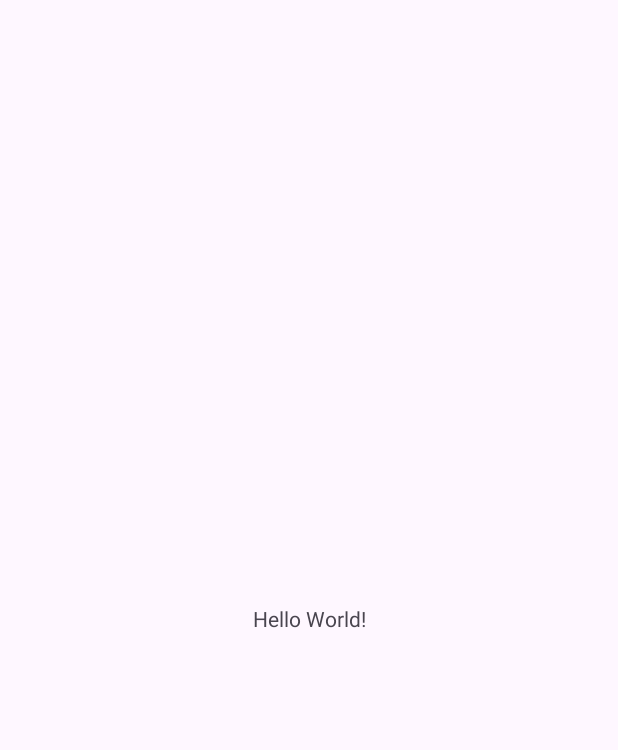
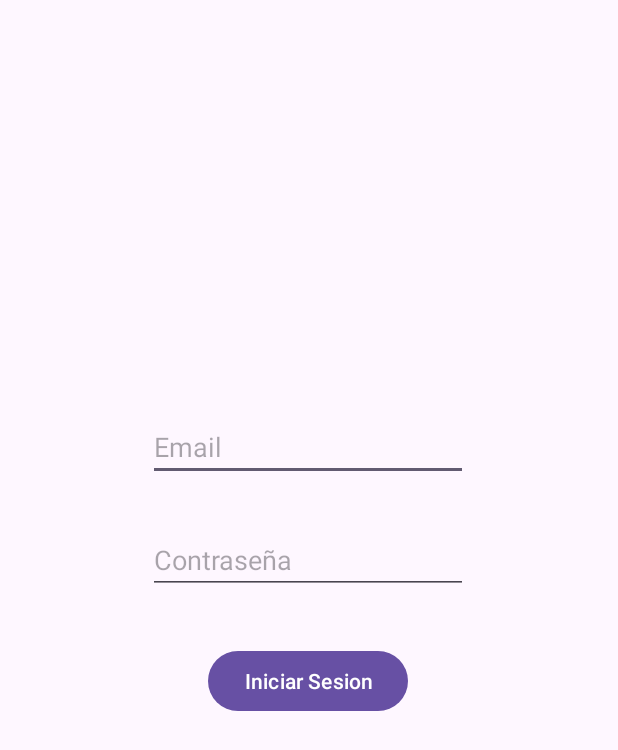
Before and after one commit to MarkosMartinez/TrafikApp-Android, an Android app: the screen it shows after launch (MainActivity), on a phone screen of 412 x 824 dp. Before the commit the part shown is almost empty. Shown: the top 750 px of the screen. Run offline under Robolectric (Android 15) with nearby library versions, the phone set to English and light mode, and no system bars.

Commit message:
Empezando con el login

```diff
--- a/app/src/main/AndroidManifest.xml
+++ b/app/src/main/AndroidManifest.xml
@@ -2,6 +2,8 @@
 <manifest xmlns:android="http://schemas.android.com/apk/res/android"
     xmlns:tools="http://schemas.android.com/tools">
 
+    <uses-permission android:name="android.permission.INTERNET" />
+    <uses-permission android:name="android.permission.ACCESS_NETWORK_STATE" />
     <application
         android:allowBackup="true"
         android:dataExtractionRules="@xml/data_extraction_rules"
--- /dev/null
+++ b/app/src/main/java/com/reto/trafikapp/AppConfig.java
@@ -0,0 +1,5 @@
+package com.reto.trafikapp;
+
+public class AppConfig {
+    public static final String BASE_URL = "http://192.168.1.5:8080";
+}
--- a/app/src/main/java/com/reto/trafikapp/MainActivity.java
+++ b/app/src/main/java/com/reto/trafikapp/MainActivity.java
@@ -1,6 +1,10 @@
 package com.reto.trafikapp;
 
+import android.content.SharedPreferences;
 import android.os.Bundle;
+import android.widget.Button;
+import android.widget.EditText;
+import android.util.Log;
 
 import androidx.activity.EdgeToEdge;
 import androidx.appcompat.app.AppCompatActivity;
@@ -10,15 +14,46 @@ import androidx.core.view.WindowInsetsCompat;
 
 public class MainActivity extends AppCompatActivity {
 
+    Button buttonLogin;
+    EditText editTextEmail;
+    EditText editTextPass;
+    LlamadasAPI llamadasAPI = new LlamadasAPI();
+
     @Override
     protected void onCreate(Bundle savedInstanceState) {
         super.onCreate(savedInstanceState);
         EdgeToEdge.enable(this);
+
+        SharedPreferences sharedPreferences = getSharedPreferences("config", MODE_PRIVATE);
+        boolean isLoggedIn = sharedPreferences.getBoolean("estaLogueado", false);
+
+        if (isLoggedIn) {
+            Log.d("MainActivity", "Usuario logueado");
+        } else {
+            Log.d("MainActivity", "Usuario no logueado");
             setContentView(R.layout.activity_main);
+
+            buttonLogin = findViewById(R.id.buttonLogin);
+            editTextEmail = findViewById(R.id.editTextEmail);
+            editTextPass = findViewById(R.id.editTextPass);
+
             ViewCompat.setOnApplyWindowInsetsListener(findViewById(R.id.main), (v, insets) -> {
                 Insets systemBars = insets.getInsets(WindowInsetsCompat.Type.systemBars());
                 v.setPadding(systemBars.left, systemBars.top, systemBars.right, systemBars.bottom);
                 return insets;
             });
+
+            buttonLogin.setOnClickListener(v -> {
+                 boolean login = llamadasAPI.login(editTextEmail.getText().toString(), editTextPass.getText().toString());
+                 if(login){
+                     SharedPreferences.Editor editor = sharedPreferences.edit();
+                     editor.putBoolean("estaLogueado", true);
+                     editor.apply();
+                     Log.d("MainActivity", "Usuario logueado");
+                 } else {
+                     Log.d("MainActivity", "Credenciales no validas");
+                 }
+            });
         }
     }
+}
--- a/app/src/main/res/layout/activity_main.xml
+++ b/app/src/main/res/layout/activity_main.xml
@@ -7,13 +7,44 @@
     android:layout_height="match_parent"
     tools:context=".MainActivity">
 
-    <TextView
+    <EditText
+        android:id="@+id/editTextEmail"
         android:layout_width="wrap_content"
         android:layout_height="wrap_content"
-        android:text="Hello World!"
-        app:layout_constraintBottom_toBottomOf="parent"
+        android:layout_marginStart="100dp"
+        android:layout_marginTop="275dp"
+        android:layout_marginEnd="101dp"
+        android:ems="10"
+        android:hint="@string/activity_main_input_email"
+        android:inputType="text"
         app:layout_constraintEnd_toEndOf="parent"
         app:layout_constraintStart_toStartOf="parent"
         app:layout_constraintTop_toTopOf="parent" />
 
+    <EditText
+        android:id="@+id/editTextPass"
+        android:layout_width="wrap_content"
+        android:layout_height="wrap_content"
+        android:layout_marginStart="100dp"
+        android:layout_marginTop="30dp"
+        android:layout_marginEnd="101dp"
+        android:ems="10"
+        android:hint="@string/activity_main_input_password"
+        android:inputType="text"
+        android:password="true"
+        app:layout_constraintEnd_toEndOf="parent"
+        app:layout_constraintStart_toStartOf="parent"
+        app:layout_constraintTop_toBottomOf="@+id/editTextEmail" />
+
+    <Button
+        android:id="@+id/buttonLogin"
+        android:layout_width="wrap_content"
+        android:layout_height="wrap_content"
+        android:layout_marginStart="160dp"
+        android:layout_marginTop="34dp"
+        android:layout_marginEnd="161dp"
+        android:text="@string/activity_main_button_login"
+        app:layout_constraintEnd_toEndOf="parent"
+        app:layout_constraintStart_toStartOf="parent"
+        app:layout_constraintTop_toBottomOf="@+id/editTextPass" />
 </androidx.constraintlayout.widget.ConstraintLayout>
--- a/app/src/main/res/values/strings.xml
+++ b/app/src/main/res/values/strings.xml
@@ -1,3 +1,6 @@
 <resources>
     <string name="app_name">TrafikApp</string>
+    <string name="activity_main_input_email">Email</string>
+    <string name="activity_main_input_password">Contraseña</string>
+    <string name="activity_main_button_login">Iniciar Sesion</string>
 </resources>
```
Also changed, not shown: app/src/main/java/com/reto/trafikapp/LlamadasAPI.java (added, +57 -0 lines), app/src/main/java/com/reto/trafikapp/model/Usuario.java (added, +68 -0 lines). Lines whose indentation alone changed are shown as unchanged.
